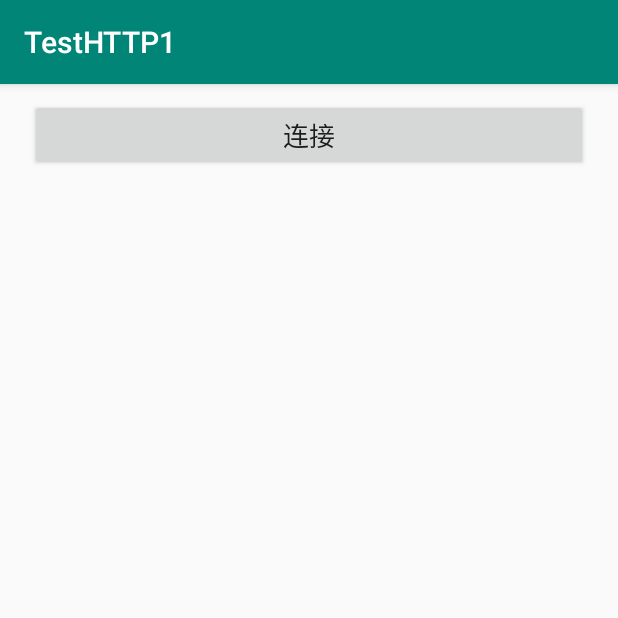
After one commit to scheninsp/testHTTP1, an Android app: the SecondActivity screen opened directly, with no data from a screen before it, on a phone screen of 412 x 824 dp, the top half of it. The commit adds this screen. Run offline under Robolectric (Android 15) with nearby library versions, the phone set to English and light mode, and no system bars.

Commit message:
android client websocket
android client websocket

```diff
--- a/app/build.gradle
+++ b/app/build.gradle
@@ -21,6 +21,7 @@ android {
 dependencies {
     implementation fileTree(dir: 'libs', include: ['*.jar'])
     implementation("com.squareup.okhttp3:okhttp:3.8.1")
+    implementation 'com.google.code.gson:gson:2.8.2'
     implementation 'com.android.support:appcompat-v7:28.0.0'
     implementation 'com.android.support.constraint:constraint-layout:1.1.3'
     testImplementation 'junit:junit:4.12'
--- a/app/src/main/AndroidManifest.xml
+++ b/app/src/main/AndroidManifest.xml
@@ -18,6 +18,8 @@
                 <category android:name="android.intent.category.LAUNCHER" />
             </intent-filter>
         </activity>
+
+        <activity android:name=".SecondActivity"></activity>
     </application>
 
 </manifest>
--- /dev/null
+++ b/app/src/main/res/layout/activity_login.xml
@@ -0,0 +1,43 @@
+<?xml version="1.0" encoding="utf-8"?>
+<RelativeLayout
+    xmlns:android="http://schemas.android.com/apk/res/android"
+    xmlns:tools="http://schemas.android.com/tools"
+    android:id="@+id/activity_main"
+    android:layout_width="match_parent"
+    android:layout_height="match_parent"
+    tools:context="com.yinzhendong.websocket.MainActivity">
+
+
+    <ScrollView
+        android:layout_width="match_parent"
+        android:layout_height="wrap_content">
+
+
+        <LinearLayout
+            android:layout_marginLeft="20dp"
+            android:layout_marginRight="20dp"
+            android:layout_width="match_parent"
+            android:layout_height="wrap_content"
+            android:gravity="center_horizontal"
+            android:orientation="vertical">
+
+
+            <Button
+                android:id="@+id/start"
+                android:layout_width="match_parent"
+                android:layout_height="wrap_content"
+                android:layout_marginTop="10dp"
+                android:text="连接"
+                android:textSize="17sp"/>
+
+            <TextView
+                android:id="@+id/output"
+                android:layout_width="wrap_content"
+                android:layout_height="wrap_content"
+                android:layout_marginTop="10dp"
+                android:textSize="16sp"/>
+        </LinearLayout>
+
+    </ScrollView>
+
+</RelativeLayout>
```
Also changed, not shown: app/src/main/java/com/example/testhttp1/MainActivity.java (+11 -0 lines), app/src/main/java/com/example/testhttp1/SecondActivity.java (added, +125 -0 lines), app/src/main/res/layout/activity_main.xml (+12 -0 lines).
